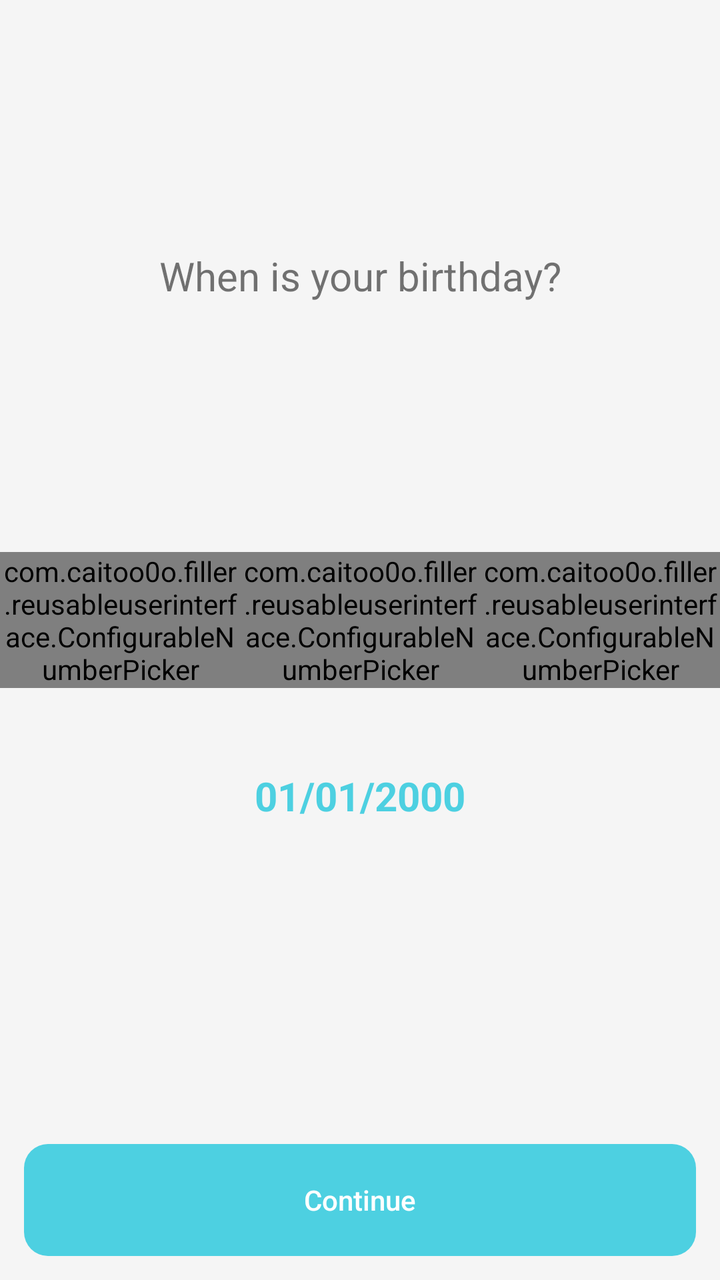
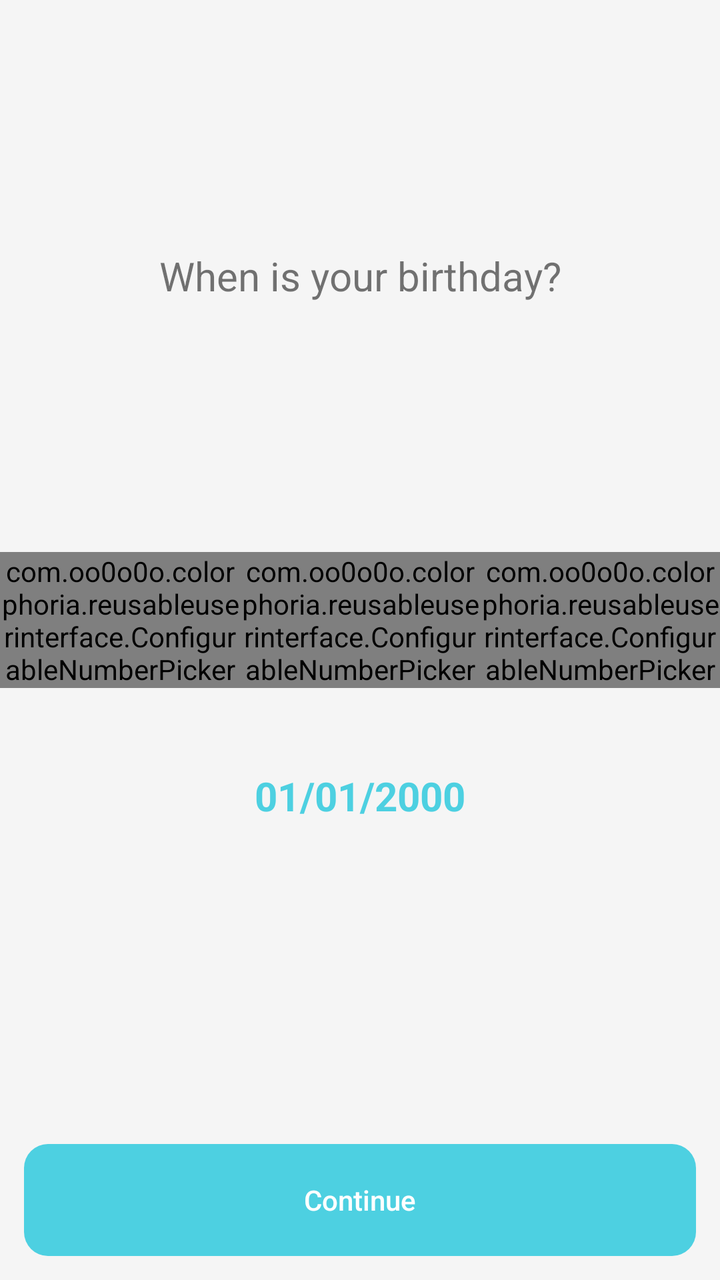

An Android layout rendered at two revisions. The XML below is the earlier revision; the diff shows what the commit changed to produce the second picture.
<!-- AndroidManifest.xml: activity theme LoggedOutTheme -->
<!-- res/layout/activity_birthday.xml -->
<?xml version="1.0" encoding="utf-8"?>
<RelativeLayout
xmlns:android="http://schemas.android.com/apk/res/android"
xmlns:app="http://schemas.android.com/apk/res-auto"
xmlns:tools="http://schemas.android.com/tools"
android:layout_width="match_parent"
android:layout_height="match_parent">
    <LinearLayout
        xmlns:android="http://schemas.android.com/apk/res/android"
        xmlns:app="http://schemas.android.com/apk/res-auto"
        xmlns:tools="http://schemas.android.com/tools"
        android:layout_width="match_parent"
        android:layout_height="match_parent"
        android:orientation="vertical"
        tools:context="com.caitoo0o.filler.activities.loggedoutactivites.BirthdayActivity">

        <TextView
            android:id="@+id/birthday_prompt_text_view"
            android:layout_width="match_parent"
            android:layout_height="0dp"
            android:layout_weight="7"
            android:gravity="center"
            android:layout_margin="@dimen/activity_horizontal_margin"
            android:textSize="20sp"
            android:breakStrategy="simple"
            android:text="@string/enter_birthday" />

        <LinearLayout
            android:layout_width="match_parent"
            android:layout_height="wrap_content">
            <com.caitoo0o.filler.reusableuserinterface.ConfigurableNumberPicker
                android:id="@+id/number_picker_month"
                android:layout_width="0dp"
                android:layout_weight="1"
                android:layout_height="wrap_content"
                default_value="1"
                minimum="1"
                maximum="12"/>
            <com.caitoo0o.filler.reusableuserinterface.ConfigurableNumberPicker
                android:id="@+id/number_picker_day"
                android:layout_width="0dp"
                android:layout_weight="1"
                android:layout_height="wrap_content"
                default_value="1"
                minimum="1"
                maximum="31"/>
            <com.caitoo0o.filler.reusableuserinterface.ConfigurableNumberPicker
                android:id="@+id/number_picker_year"
                android:layout_width="0dp"
                android:layout_weight="1"
                android:layout_height="wrap_content"
                default_value="2000"
                minimum="1890"
                maximum="2017"/>
        </LinearLayout>

        <TextView
            android:id="@+id/birthday_text_view"
            android:layout_gravity="center"
            android:layout_width="wrap_content"
            android:layout_height="0dp"
            android:layout_weight="3"
            android:paddingLeft="@dimen/activity_vertical_margin"
            android:paddingRight="@dimen/activity_vertical_margin"
            android:gravity="center"
            android:textSize="20sp"
            android:textStyle="bold"
            android:breakStrategy="simple"
            android:textColor="@color/colorSecondary"
            android:text="@string/birthday_placeholder" />

        <Space
            android:layout_width="match_parent"
            android:layout_height="0dp"
            android:layout_weight="3" />

        <TextView
            android:id="@+id/birthday_continue_button"
            android:layout_width="match_parent"
            android:layout_height="@dimen/navigation_footer_height"
            android:background="@drawable/button_selector_large"
            android:text="@string/birthday_continue"
            android:gravity="center"
            android:layout_margin="@dimen/activity_horizontal_margin"
            android:textColor="@color/colorPrimary"
            android:fontFamily="sans-serif-medium"
            android:textAllCaps="false"
            android:onClick="onContinue"/>
    </LinearLayout>

    <include layout="@layout/progress">
    </include>
</RelativeLayout>
<!-- res/layout/progress.xml (included above) -->
<?xml version="1.0" encoding="utf-8"?>
<RelativeLayout xmlns:android="http://schemas.android.com/apk/res/android"
android:id="@+id/progress_bar_layout"
android:layout_width="match_parent"
android:layout_height="match_parent"
android:background="#99000000"
android:visibility="gone">
<ProgressBar
    style="?android:attr/progressBarStyleLarge"
    android:layout_width="wrap_content"
    android:layout_height="wrap_content"
    android:id="@+id/progress_bar"
    android:layout_centerVertical="true"
    android:layout_centerHorizontal="true"
    android:indeterminate="true"
    android:visibility="visible"/>
</RelativeLayout>
<!-- resources referenced by this layout -->
<resources>
  <color name="colorPrimary">#ffffffff</color>
  <color name="colorSecondary">#ff4DD0E1</color>
  <dimen name="activity_horizontal_margin">12dp</dimen>
  <dimen name="activity_vertical_margin">20dp</dimen>
  <dimen name="navigation_footer_height">56dp</dimen>
  <!-- drawable button_selector_large (drawable) -->
  <?xml version="1.0" encoding="utf-8"?>
  <selector xmlns:android="http://schemas.android.com/apk/res/android" >
      <item android:state_pressed="true" >
          <shape android:shape="rectangle"  >
              <corners android:radius="20dip" />
              <solid android:color="@color/colorAccent"/>
          </shape>
      </item>
      <item android:state_focused="true">
          <shape android:shape="rectangle"  >
              <corners android:radius="20dip" />
              <solid android:color="@color/colorAccent"/>
          </shape>
      </item>
      <item >
          <shape android:shape="rectangle"  >
              <corners android:radius="12dp" />
              <solid android:color="#ff4dd0e1" />
              
          </shape>
      </item>
  </selector>
  <string name="birthday_continue">Continue</string>
  <string name="birthday_placeholder">01/01/2000</string>
  <string name="enter_birthday">When is your birthday?</string>
  <style name="LoggedOutTheme" parent="AppTheme">
          <item name="windowActionBar">false</item>
          <item name="windowNoTitle">true</item>
      </style>
  <color name="colorAccent">#ffb4ffff</color>
  <style name="AppTheme" parent="BaseTheme">
      </style>
  <style name="BaseTheme" parent="Theme.AppCompat.Light">
          <item name="colorPrimary">@color/colorPrimary</item>
          <item name="colorPrimaryDark">@color/colorPrimaryDark</item> 
          <item name="colorAccent">@color/colorAccent</item> 
  
          <item name="android:colorBackground">@color/colorBackground</item> 
          <item name="android:windowBackground">@color/colorBackground</item> 
          <item name="android:itemBackground">@color/colorPrimary</item> 
          <item name="android:colorForeground">@color/colorForeground</item>
  
          <item name="android:textColorPrimary">@color/colorSecondary</item> 
          
          <item name="android:textColorSecondary">@color/colorSecondary</item> 
          
          
          
          
          
          
          
          <item name="android:textColorHighlight">@color/colorPrimary</item>
          <item name="android:textColorLink">@color/colorSecondary</item>
  
          <item name="android:actionOverflowButtonStyle">@style/Overflow</item>
  
          <item name="editTextStyle">@style/EditText</item>
      </style>
  <color name="colorPrimaryDark">#ffc7c7c7</color>
  <color name="colorBackground">#fff5f5f5</color>
  <color name="colorForeground">@color/colorPrimary</color>
  <style name="Overflow" parent="@style/Widget.AppCompat.Light.ActionButton.Overflow">
          <item name="android:src">@drawable/ic_more_vert_24dp</item>
      </style>
  <style name="EditText" parent="@style/Widget.AppCompat.EditText">
          <item name="android:textColor">@color/colorEditText</item>
      </style>
  <!-- drawable ic_more_vert_24dp (drawable) -->
  <vector xmlns:android="http://schemas.android.com/apk/res/android"
          android:width="24dp"
          android:height="24dp"
          android:viewportWidth="24.0"
          android:viewportHeight="24.0">
      <path
          android:fillColor="#ffc7c7c7"
          android:pathData="M12,8c1.1,0 2,-0.9 2,-2s-0.9,-2 -2,-2 -2,0.9 -2,2 0.9,2 2,2zM12,10c-1.1,0 -2,0.9 -2,2s0.9,2 2,2 2,-0.9 2,-2 -0.9,-2 -2,-2zM12,16c-1.1,0 -2,0.9 -2,2s0.9,2 2,2 2,-0.9 2,-2 -0.9,-2 -2,-2z"/>
  </vector>
  <color name="colorEditText">#8a000000</color>
</resources>

<!-- the commit's change to res/layout/activity_birthday.xml (unified diff, before → after) -->
@@ -12,7 +12,7 @@ android:layout_height="match_parent">
         android:layout_width="match_parent"
         android:layout_height="match_parent"
         android:orientation="vertical"
-        tools:context="com.caitoo0o.filler.activities.loggedoutactivites.BirthdayActivity">
+        tools:context="com.oo0o0o.colorphoria.activities.loggedoutactivites.BirthdayActivity">
 
         <TextView
             android:id="@+id/birthday_prompt_text_view"
@@ -28,7 +28,7 @@ android:layout_height="match_parent">
         <LinearLayout
             android:layout_width="match_parent"
             android:layout_height="wrap_content">
-            <com.caitoo0o.filler.reusableuserinterface.ConfigurableNumberPicker
+            <com.oo0o0o.colorphoria.reusableuserinterface.ConfigurableNumberPicker
                 android:id="@+id/number_picker_month"
                 android:layout_width="0dp"
                 android:layout_weight="1"
@@ -36,7 +36,7 @@ android:layout_height="match_parent">
                 default_value="1"
                 minimum="1"
                 maximum="12"/>
-            <com.caitoo0o.filler.reusableuserinterface.ConfigurableNumberPicker
+            <com.oo0o0o.colorphoria.reusableuserinterface.ConfigurableNumberPicker
                 android:id="@+id/number_picker_day"
                 android:layout_width="0dp"
                 android:layout_weight="1"
@@ -44,7 +44,7 @@ android:layout_height="match_parent">
                 default_value="1"
                 minimum="1"
                 maximum="31"/>
-            <com.caitoo0o.filler.reusableuserinterface.ConfigurableNumberPicker
+            <com.oo0o0o.colorphoria.reusableuserinterface.ConfigurableNumberPicker
                 android:id="@+id/number_picker_year"
                 android:layout_width="0dp"
                 android:layout_weight="1"
